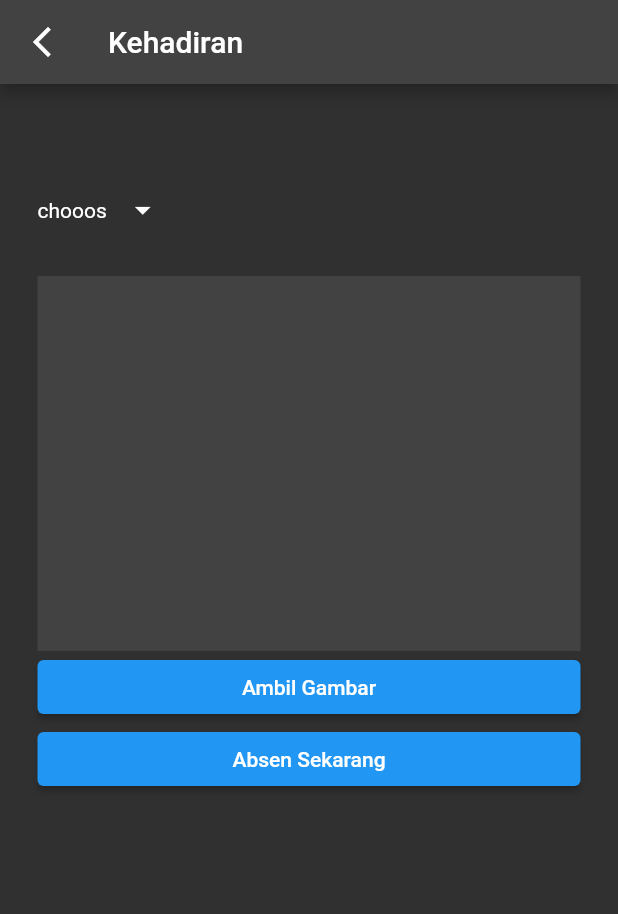
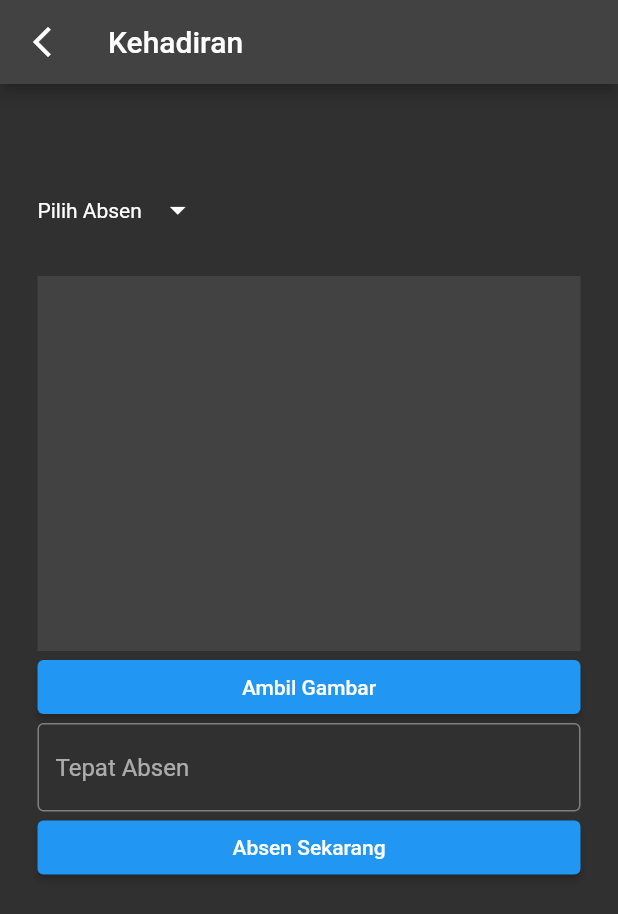
Before and after one commit to programmer1qtera/absen_app_try, a Flutter app: the KehadiranView screen opened directly, after a tap on "Absen Sekarang", on a phone screen of 412 x 824 dp. Shown: the top 914 px of the screen. Run offline on Flutter 3.47's test engine with Material 2 defaults, Android fonts, the phone set to English and light mode, and no system bars; our stand-ins replace cloud_firestore, firebase_auth, firebase_core, firebase_storage, geocoding, geolocator and 2 more; accounts and stored records are empty.

Commit message:
update 2

```diff
--- a/lib/page/kehadiran/controller/kehadiran_controller.dart
+++ b/lib/page/kehadiran/controller/kehadiran_controller.dart
@@ -3,6 +3,7 @@ import 'dart:io';
 import 'package:cloud_firestore/cloud_firestore.dart';
 import 'package:firebase_auth/firebase_auth.dart';
 import 'package:firebase_storage/firebase_storage.dart' as s;
+import 'package:flutter/material.dart';
 import 'package:image_picker/image_picker.dart';
 import 'package:geolocator/geolocator.dart';
 import 'package:geocoding/geocoding.dart';
@@ -10,6 +11,8 @@ import 'package:get/get.dart';
 import 'package:intl/intl.dart';
 
 class KehadiranController extends GetxController {
+  TextEditingController placeC = TextEditingController();
+
   final ImagePicker _picker = ImagePicker();
   XFile? photo;
   final storage = s.FirebaseStorage.instance;
@@ -21,7 +24,7 @@ class KehadiranController extends GetxController {
 
   var itemAbsenLog = ['Masuk', 'Keluar'];
 
-  String? pilihan = 'chooos';
+  String? pilihan;
 
   void isPilihan(dynamic value) {
     pilihan = value;
@@ -45,13 +48,18 @@ class KehadiranController extends GetxController {
     isLoading = true;
     print('Absen');
     Map<String, dynamic> dataResponse = await determinePosition();
+
+    if (pilihan == null) {
+      Get.snackbar('Info', 'Silakan pilih kategori absen terlebih dahulu');
+    } else {
       if (photo != null) {
         if (dataResponse['error'] != true) {
           Position position = dataResponse['position'];
           List<Placemark> placemarks = await placemarkFromCoordinates(
               position.latitude, position.longitude);
 
-        String addres = '${placemarks[0].street}, ${placemarks[0].subLocality}';
+          String addres =
+              '${placemarks[0].street}, ${placemarks[0].subLocality}';
           await updatePosition(position, addres);
           print('$addres');
           double jarak = Geolocator.distanceBetween(
@@ -60,6 +68,7 @@ class KehadiranController extends GetxController {
           await present(position, addres, jarak);
 
           print('${position.latitude},${position.longitude}');
+          Get.back();
           isLoading = false;
         } else {
           Get.snackbar('Eror', dataResponse['message']);
@@ -69,6 +78,8 @@ class KehadiranController extends GetxController {
         Get.snackbar('Error', 'Foto terlebih dahulu');
         isLoading = false;
       }
+    }
+
     update();
   }
 
@@ -103,6 +114,7 @@ class KehadiranController extends GetxController {
       'date': now.toIso8601String(),
       'lat': position.latitude,
       'long': position.longitude,
+      'place': placeC.text,
       'address': addres,
       'image': urlImage,
       'status': pilihan
--- a/lib/page/kehadiran/view/kehadiran.dart
+++ b/lib/page/kehadiran/view/kehadiran.dart
@@ -31,7 +31,7 @@ class KehadiranView extends GetView<KehadiranController> {
               GetBuilder<KehadiranController>(builder: (c2) {
                 return Row(
                   children: [
-                    Text('${c2.pilihan}'),
+                    Text(c2.pilihan == null ? 'Pilih Absen' : '${c2.pilihan}'),
                     PopupMenuButton(
                       icon: Icon(Icons.arrow_drop_down),
                       onSelected: (value) {
@@ -65,6 +65,11 @@ class KehadiranView extends GetView<KehadiranController> {
                 },
                 child: Text('Ambil Gambar'),
               ),
+              TextField(
+                controller: controller.placeC,
+                decoration: InputDecoration(
+                    hintText: 'Tepat Absen', border: OutlineInputBorder()),
+              ),
               ElevatedButton(
                 onPressed: () {
                   controller.isAbsen();
```
Lines whose indentation alone changed are shown as unchanged.
